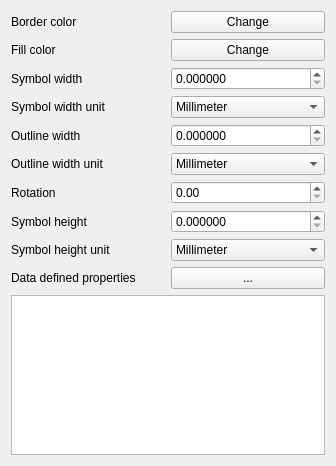
The window that src/ui/symbollayer/widget_ellipse.ui (carsmie/QGIS) describes before a commit, drawn with Qt 5.
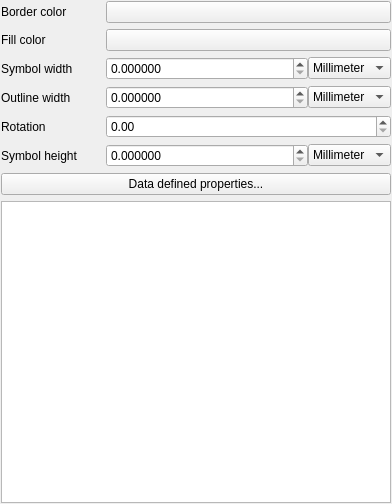
The same window after the commit. Custom widgets are drawn as their Qt base class.

```diff
--- a/src/ui/symbollayer/widget_ellipse.ui
+++ b/src/ui/symbollayer/widget_ellipse.ui
@@ -6,47 +6,25 @@
    <rect>
     <x>0</x>
     <y>0</y>
-    <width>336</width>
-    <height>466</height>
+    <width>392</width>
+    <height>504</height>
    </rect>
   </property>
   <property name="windowTitle">
    <string>Form</string>
   </property>
-  <layout class="QGridLayout" name="gridLayout_2">
+  <layout class="QGridLayout" name="gridLayout">
+   <property name="margin">
+    <number>1</number>
+   </property>
    <item row="0" column="0">
-    <layout class="QGridLayout" name="gridLayout">
-     <item row="2" column="1">
-      <widget class="QDoubleSpinBox" name="mWidthSpinBox">
-       <property name="decimals">
-        <number>6</number>
-       </property>
-       <property name="maximum">
-        <double>999999999.000000000000000</double>
-       </property>
-      </widget>
-     </item>
-     <item row="3" column="1">
-      <widget class="QComboBox" name="mSymbolWidthUnitComboBox">
-       <item>
-        <property name="text">
-         <string>Millimeter</string>
-        </property>
-       </item>
-       <item>
-        <property name="text">
-         <string>Map unit</string>
-        </property>
-       </item>
-      </widget>
-     </item>
-     <item row="1" column="0">
-      <widget class="QLabel" name="label_2">
-       <property name="text">
-        <string>Fill color</string>
-       </property>
-      </widget>
-     </item>
+    <layout class="QFormLayout" name="formLayout">
+     <property name="fieldGrowthPolicy">
+      <enum>QFormLayout::AllNonFixedFieldsGrow</enum>
+     </property>
+     <property name="horizontalSpacing">
+      <number>28</number>
+     </property>
      <item row="0" column="0">
       <widget class="QLabel" name="label">
        <property name="text">
@@ -54,58 +32,27 @@
        </property>
       </widget>
      </item>
-     <item row="4" column="1">
-      <widget class="QDoubleSpinBox" name="mOutlineWidthSpinBox">
-       <property name="decimals">
-        <number>6</number>
-       </property>
-       <property name="maximum">
-        <double>999999999.000000000000000</double>
-       </property>
-      </widget>
-     </item>
      <item row="0" column="1">
       <widget class="QgsColorButton" name="btnChangeColorBorder">
        <property name="text">
-        <string>Change</string>
+        <string/>
        </property>
       </widget>
      </item>
-     <item row="3" column="0">
-      <widget class="QLabel" name="mSymbolWidthUnitLabel">
+     <item row="1" column="0">
+      <widget class="QLabel" name="label_2">
        <property name="text">
-        <string>Symbol width unit</string>
-       </property>
-      </widget>
-     </item>
-     <item row="4" column="0">
-      <widget class="QLabel" name="mOutlineWidthLabel">
-       <property name="text">
-        <string>Outline width</string>
+        <string>Fill color</string>
        </property>
       </widget>
      </item>
      <item row="1" column="1">
       <widget class="QgsColorButton" name="btnChangeColorFill">
        <property name="text">
-        <string>Change</string>
+        <string/>
        </property>
       </widget>
      </item>
-     <item row="8" column="1">
-      <widget class="QComboBox" name="mSymbolHeightUnitComboBox">
-       <item>
-        <property name="text">
-         <string>Millimeter</string>
-        </property>
-       </item>
-       <item>
-        <property name="text">
-         <string>Map unit</string>
-        </property>
-       </item>
-      </widget>
-     </item>
      <item row="2" column="0">
       <widget class="QLabel" name="mSymbolWidthLabel">
        <property name="text">
@@ -113,127 +60,199 @@
        </property>
       </widget>
      </item>
-     <item row="6" column="0">
+     <item row="2" column="1">
+      <layout class="QHBoxLayout" name="horizontalLayout">
+       <item>
+        <widget class="QDoubleSpinBox" name="mWidthSpinBox">
+         <property name="sizePolicy">
+          <sizepolicy hsizetype="Minimum" vsizetype="Fixed">
+           <horstretch>1</horstretch>
+           <verstretch>0</verstretch>
+          </sizepolicy>
+         </property>
+         <property name="decimals">
+          <number>6</number>
+         </property>
+         <property name="maximum">
+          <double>999999999.000000000000000</double>
+         </property>
+        </widget>
+       </item>
+       <item>
+        <widget class="QComboBox" name="mSymbolWidthUnitComboBox">
+         <item>
+          <property name="text">
+           <string>Millimeter</string>
+          </property>
+         </item>
+         <item>
+          <property name="text">
+           <string>Map unit</string>
+          </property>
+         </item>
+        </widget>
+       </item>
+      </layout>
+     </item>
+     <item row="3" column="0">
+      <widget class="QLabel" name="mOutlineWidthLabel">
+       <property name="text">
+        <string>Outline width</string>
+       </property>
+      </widget>
+     </item>
+     <item row="3" column="1">
+      <layout class="QHBoxLayout" name="horizontalLayout_2">
+       <item>
+        <widget class="QDoubleSpinBox" name="mOutlineWidthSpinBox">
+         <property name="sizePolicy">
+          <sizepolicy hsizetype="Minimum" vsizetype="Fixed">
+           <horstretch>1</horstretch>
+           <verstretch>0</verstretch>
+          </sizepolicy>
+         </property>
+         <property name="decimals">
+          <number>6</number>
+         </property>
+         <property name="maximum">
+          <double>999999999.000000000000000</double>
+         </property>
+        </widget>
+       </item>
+       <item>
+        <widget class="QComboBox" name="mOutlineWidthUnitComboBox">
+         <item>
+          <property name="text">
+           <string>Millimeter</string>
+          </property>
+         </item>
+         <item>
+          <property name="text">
+           <string>Map unit</string>
+          </property>
+         </item>
+        </widget>
+       </item>
+      </layout>
+     </item>
+     <item row="4" column="0">
       <widget class="QLabel" name="mRotationLabel">
        <property name="text">
         <string>Rotation</string>
        </property>
       </widget>
      </item>
-     <item row="10" column="0" colspan="2">
-      <widget class="QListWidget" name="mShapeListWidget">
-       <property name="dragDropMode">
-        <enum>QAbstractItemView::NoDragDrop</enum>
-       </property>
-       <property name="iconSize">
-        <size>
-         <width>20</width>
-         <height>20</height>
-        </size>
-       </property>
-       <property name="movement">
-        <enum>QListView::Static</enum>
-       </property>
-       <property name="flow">
-        <enum>QListView::LeftToRight</enum>
-       </property>
-       <property name="resizeMode">
-        <enum>QListView::Adjust</enum>
-       </property>
-       <property name="spacing">
-        <number>4</number>
-       </property>
-       <property name="gridSize">
-        <size>
-         <width>30</width>
-         <height>24</height>
-        </size>
-       </property>
-       <property name="viewMode">
-        <enum>QListView::IconMode</enum>
-       </property>
-       <property name="wordWrap">
-        <bool>true</bool>
-       </property>
-       <property name="selectionRectVisible">
-        <bool>true</bool>
-       </property>
-      </widget>
-     </item>
-     <item row="5" column="0">
-      <widget class="QLabel" name="mOutlineWidthUnitLabel">
-       <property name="text">
-        <string>Outline width unit</string>
-       </property>
-      </widget>
-     </item>
-     <item row="5" column="1">
-      <widget class="QComboBox" name="mOutlineWidthUnitComboBox">
-       <item>
-        <property name="text">
-         <string>Millimeter</string>
-        </property>
-       </item>
-       <item>
-        <property name="text">
-         <string>Map unit</string>
-        </property>
-       </item>
-      </widget>
-     </item>
-     <item row="6" column="1">
+     <item row="4" column="1">
       <widget class="QDoubleSpinBox" name="mRotationSpinBox"/>
      </item>
-     <item row="7" column="0">
+     <item row="5" column="0">
       <widget class="QLabel" name="mSymbolHeightLabel">
        <property name="text">
         <string>Symbol height</string>
        </property>
       </widget>
      </item>
-     <item row="7" column="1">
-      <widget class="QDoubleSpinBox" name="mHeightSpinBox">
-       <property name="decimals">
-        <number>6</number>
-       </property>
-       <property name="maximum">
-        <double>999999999.000000000000000</double>
-       </property>
-      </widget>
-     </item>
-     <item row="8" column="0">
-      <widget class="QLabel" name="mSymbolHeightUnitLabel">
-       <property name="text">
-        <string>Symbol height unit</string>
-       </property>
-      </widget>
-     </item>
-     <item row="9" column="0" colspan="2">
+     <item row="5" column="1">
       <layout class="QHBoxLayout" name="horizontalLayout_3">
        <item>
-        <widget class="QLabel" name="mDataDefinedPropertiesLabel">
-         <property name="text">
-          <string>Data defined properties</string>
+        <widget class="QDoubleSpinBox" name="mHeightSpinBox">
+         <property name="sizePolicy">
+          <sizepolicy hsizetype="Minimum" vsizetype="Fixed">
+           <horstretch>1</horstretch>
+           <verstretch>0</verstretch>
+          </sizepolicy>
+         </property>
+         <property name="decimals">
+          <number>6</number>
+         </property>
+         <property name="maximum">
+          <double>999999999.000000000000000</double>
          </property>
         </widget>
        </item>
        <item>
-        <widget class="QPushButton" name="mDataDefinedPropertiesButton">
+        <widget class="QComboBox" name="mSymbolHeightUnitComboBox">
          <property name="sizePolicy">
-          <sizepolicy hsizetype="Minimum" vsizetype="Fixed">
+          <sizepolicy hsizetype="Preferred" vsizetype="Fixed">
            <horstretch>0</horstretch>
            <verstretch>0</verstretch>
           </sizepolicy>
          </property>
-         <property name="text">
-          <string>...</string>
-         </property>
+         <item>
+          <property name="text">
+           <string>Millimeter</string>
+          </property>
+         </item>
+         <item>
+          <property name="text">
+           <string>Map unit</string>
+          </property>
+         </item>
         </widget>
        </item>
       </layout>
      </item>
+     <item row="6" column="0" colspan="2">
+      <widget class="QPushButton" name="mDataDefinedPropertiesButton">
+       <property name="sizePolicy">
+        <sizepolicy hsizetype="Minimum" vsizetype="Fixed">
+         <horstretch>0</horstretch>
+         <verstretch>0</verstretch>
+        </sizepolicy>
+       </property>
+       <property name="text">
+        <string>Data defined properties...</string>
+       </property>
+      </widget>
+     </item>
     </layout>
    </item>
+   <item row="1" column="0">
+    <widget class="QListWidget" name="mShapeListWidget">
+     <property name="sizePolicy">
+      <sizepolicy hsizetype="Expanding" vsizetype="Expanding">
+       <horstretch>0</horstretch>
+       <verstretch>1</verstretch>
+      </sizepolicy>
+     </property>
+     <property name="dragDropMode">
+      <enum>QAbstractItemView::NoDragDrop</enum>
+     </property>
+     <property name="iconSize">
+      <size>
+       <width>20</width>
+       <height>20</height>
+      </size>
+     </property>
+     <property name="movement">
+      <enum>QListView::Static</enum>
+     </property>
+     <property name="flow">
+      <enum>QListView::LeftToRight</enum>
+     </property>
+     <property name="resizeMode">
+      <enum>QListView::Adjust</enum>
+     </property>
+     <property name="spacing">
+      <number>4</number>
+     </property>
+     <property name="gridSize">
+      <size>
+       <width>30</width>
+       <height>24</height>
+      </size>
+     </property>
+     <property name="viewMode">
+      <enum>QListView::IconMode</enum>
+     </property>
+     <property name="wordWrap">
+      <bool>true</bool>
+     </property>
+     <property name="selectionRectVisible">
+      <bool>true</bool>
+     </property>
+    </widget>
+   </item>
   </layout>
  </widget>
  <customwidgets>
```
